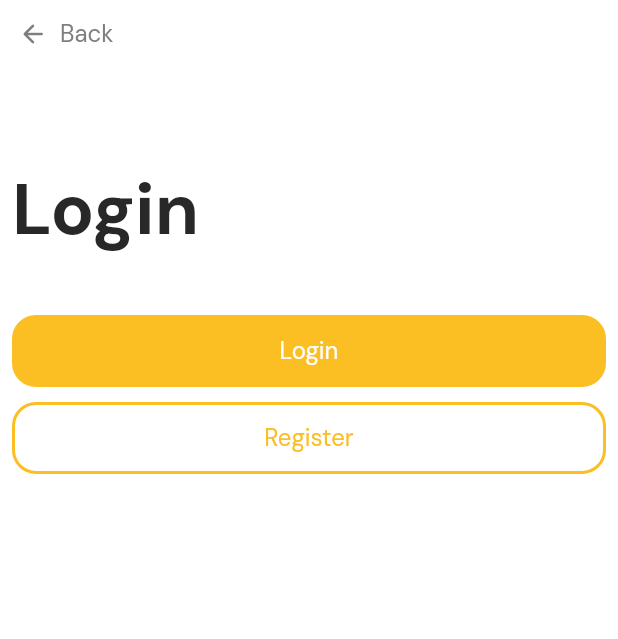
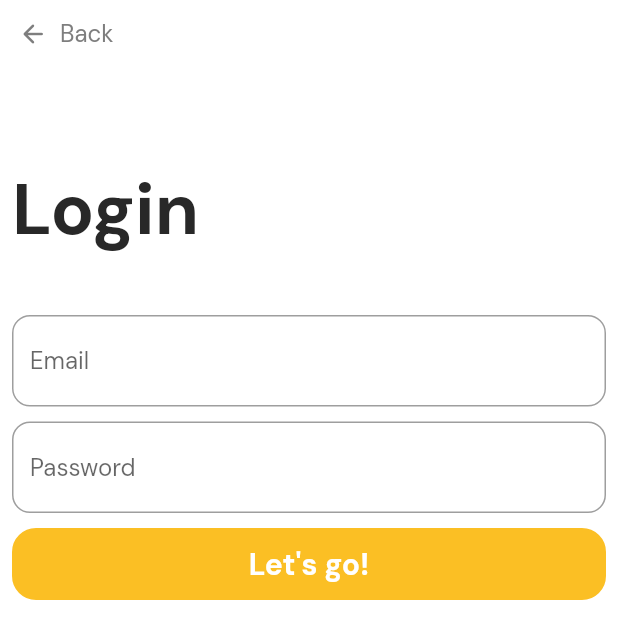
Before and after one commit to geoloupix/app, a Flutter app: the screen it shows after launch, after a tap on "Login", on a phone screen of 412 x 824 dp. Shown: the top 639 px of the screen. Run offline on Flutter 3.47's test engine with Material 2 defaults, Android fonts, the phone set to English and light mode, and no system bars; our stand-ins replace dio, flutter_secure_storage, flutter_svg, google_fonts; accounts and stored records are empty.

Commit message:
implement forms and input fields

```diff
--- a/lib/app/core/constants.dart
+++ b/lib/app/core/constants.dart
@@ -19,4 +19,5 @@ class _Colors {
 class _Texts {
   final headline = GoogleFonts.dmSans(fontSize: 48, fontWeight: FontWeight.bold, color: AppConstants.colors.black);
   final paragraph = GoogleFonts.dmSans(fontSize: 16, fontWeight: FontWeight.w400, color: AppConstants.colors.grey);
+  final button = GoogleFonts.dmSans(fontSize: 20, fontWeight: FontWeight.bold, color: AppConstants.colors.grey);
 }
--- a/lib/screens/auth/login/login.dart
+++ b/lib/screens/auth/login/login.dart
@@ -1,5 +1,6 @@
 import 'package:app/app/core/constants.dart';
 import 'package:app/widgets/button.dart';
+import 'package:app/widgets/text_input.dart';
 import 'package:flutter/material.dart';
 
 class AuthLoginScreen extends StatefulWidget {
@@ -10,6 +11,19 @@ class AuthLoginScreen extends StatefulWidget {
 }
 
 class _AuthLoginScreenState extends State<AuthLoginScreen> {
+  final formKey = GlobalKey<FormState>();
+  String email = "";
+  String password = "";
+
+  void submit() {
+    print("tapped");
+    if (formKey.currentState!.validate()) {
+      formKey.currentState!.save();
+      print(email);
+      print(password);
+    }
+  }
+
   @override
   Widget build(BuildContext context) {
     return Scaffold(
@@ -25,19 +39,46 @@ class _AuthLoginScreenState extends State<AuthLoginScreen> {
                     const SizedBox(height: 100),
                     Text("Login", style: AppConstants.texts.headline),
                     const SizedBox(height: 40),
-                    AppButton(
-                        text: "Login",
-                        onTap: () async {
-                          print("tapped");
-                        },
-                        type: ButtonType.primary),
+                    Form(
+                        key: formKey,
+                        child: Column(
+                          children: [
+                            AppTextInput(
+                              hint: "Email",
+                              validator: (v) {
+                                if (v == null || v.isEmpty) {
+                                  return "Field required";
+                                }
+                                final regex = RegExp(r"^[\w-\.]+@([\w-]+\.)+[\w-]{2,4}$");
+                                if (!regex.hasMatch(v)) {
+                                  return "Invalid email format";
+                                }
+                              },
+                              onSaved: (v) {
+                                setState(() {
+                                  email = v!;
+                                });
+                              },
+                            ),
+                            const SizedBox(height: 10),
+                            AppTextInput(
+                              hint: "Password",
+                              validator: (v) {
+                                if (v == null || v.isEmpty) {
+                                  return "Field required";
+                                }
+                              },
+                              onSaved: (v) {
+                                setState(() {
+                                  password = v!;
+                                });
+                              },
+                              keyboardType: TextInputType.visiblePassword,
+                            ),
+                          ],
+                        )),
                     const SizedBox(height: 10),
-                    AppButton(
-                        text: "Register",
-                        onTap: () async {
-                          print("tapped");
-                        },
-                        type: ButtonType.secondary)
+                    AppButton(text: "Let's go!", onTap: submit, type: ButtonType.primary),
                   ],
                 ),
               ),
--- a/lib/widgets/button.dart
+++ b/lib/widgets/button.dart
@@ -60,7 +60,7 @@ class AppButton extends StatelessWidget {
                   child: Text(
                     text,
                     textAlign: TextAlign.center,
-                    style: AppConstants.texts.paragraph.copyWith(color: textColor),
+                    style: AppConstants.texts.button.copyWith(color: textColor),
                   )),
             ),
           ],
--- /dev/null
+++ b/lib/widgets/text_input.dart
@@ -0,0 +1,42 @@
+import 'package:app/app/core/constants.dart';
+import 'package:flutter/material.dart';
+
+class AppTextInput extends StatefulWidget {
+  final String hint;
+  final String? Function(String?) validator;
+  final String? Function(String?) onSaved;
+  final TextInputType? keyboardType;
+  const AppTextInput({Key? key, required this.hint, required this.validator, required this.onSaved, this.keyboardType})
+      : super(key: key);
+
+  @override
+  State<AppTextInput> createState() => _AppTextInputState();
+}
+
+class _AppTextInputState extends State<AppTextInput> {
+  late final bool isPassword = widget.keyboardType == TextInputType.visiblePassword;
+
+  @override
+  Widget build(BuildContext context) {
+    return TextFormField(
+      decoration: InputDecoration(
+          border: OutlineInputBorder(borderRadius: BorderRadius.circular(12)),
+          focusedBorder: OutlineInputBorder(
+              borderSide: BorderSide(color: AppConstants.colors.primary, width: 2),
+              borderRadius: BorderRadius.circular(12)),
+          hintText: widget.hint,
+          errorBorder: OutlineInputBorder(
+              borderSide: BorderSide(color: AppConstants.colors.red, width: 2),
+              borderRadius: BorderRadius.circular(12)),
+          errorStyle: AppConstants.texts.paragraph.copyWith(fontSize: 12, color: AppConstants.colors.red)),
+      cursorColor: AppConstants.colors.primary,
+      style: AppConstants.texts.paragraph,
+      validator: widget.validator,
+      onSaved: widget.onSaved,
+      keyboardType: widget.keyboardType,
+      obscureText: isPassword,
+      enableSuggestions: !isPassword,
+      autocorrect: !isPassword,
+    );
+  }
+}
```
